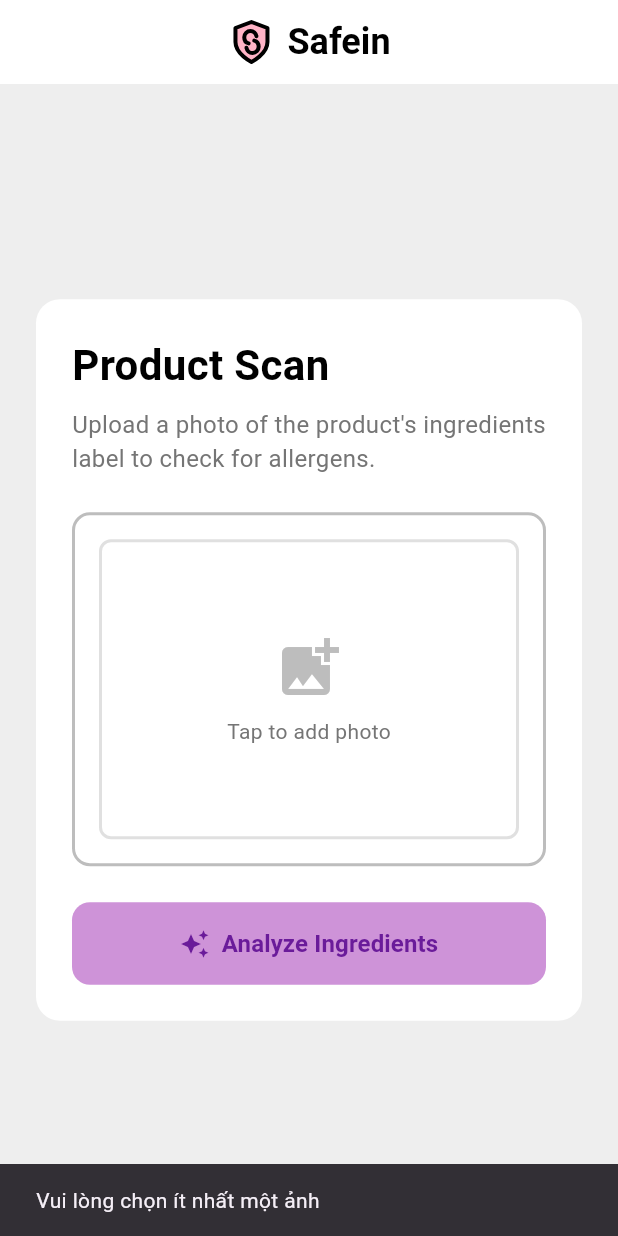
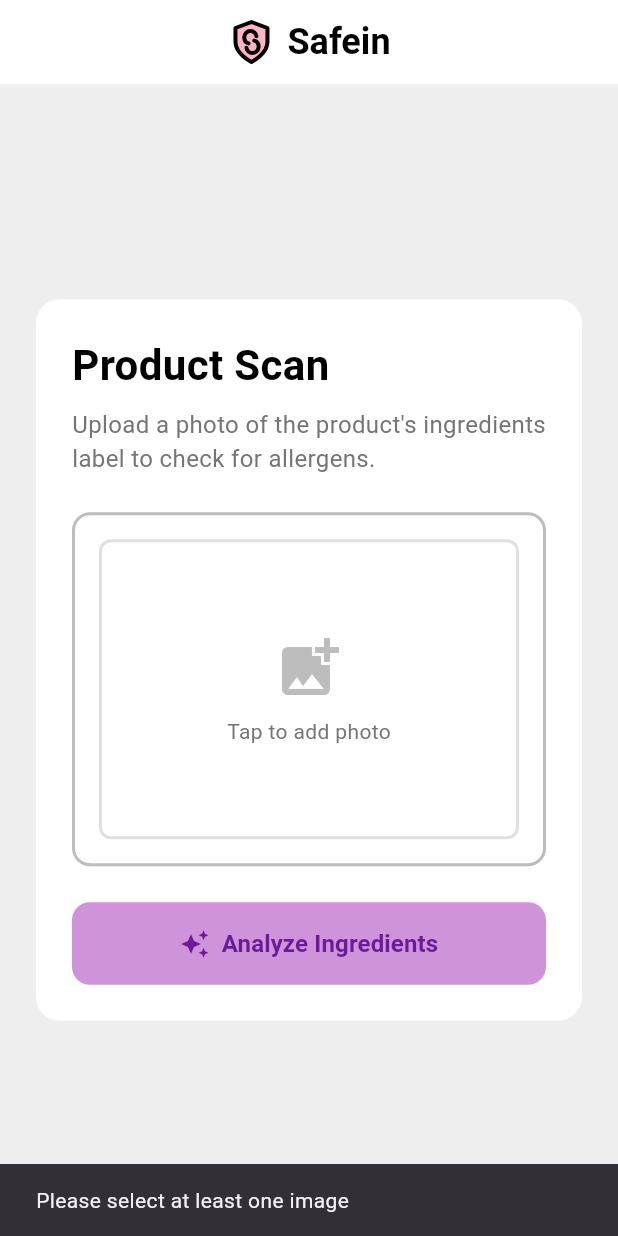
Before and after one commit to thiendh3/ventura_hackathon_2025, a Flutter app: the screen it shows after launch, after a tap on "Analyze Ingredients", on a phone screen of 412 x 824 dp. Run offline on Flutter 3.47's test engine with Material 3 defaults, Android fonts, the phone set to English and light mode, and no system bars; our stand-ins replace flutter_spinkit, flutter_svg, image_picker, supabase_flutter; accounts and stored records are empty.

Commit message:
:hammer: text

```diff
--- a/hackathon/lib/pantry.dart
+++ b/hackathon/lib/pantry.dart
@@ -43,7 +43,7 @@ class _PantryState extends State<Pantry> {
   Future<void> _analyzeIngredients() async {
     if (_selectedImages.isEmpty) {
       ScaffoldMessenger.of(context).showSnackBar(
-        const SnackBar(content: Text('Vui lòng chọn ít nhất một ảnh')),
+        const SnackBar(content: Text('Please select at least one image')),
       );
       return;
     }
@@ -61,7 +61,7 @@ class _PantryState extends State<Pantry> {
     });
 
     ScaffoldMessenger.of(context).showSnackBar(
-      const SnackBar(content: Text('Đã phân tích thành công!')),
+      const SnackBar(content: Text('Analyzed successfully!')),
     );
   }
 
@@ -93,7 +93,7 @@ class _PantryState extends State<Pantry> {
   // }
 
   Future<void> detectIngredientByImage(XFile image) async {
-    const String apiUrl = 'http://35.226.32.22:3000/api/v1/detect_ingredient/detect';
+    const String apiUrl = 'API_URL_IMAGE_DETECTION';
     var request = http.MultipartRequest('POST', Uri.parse(apiUrl));
     request.files.add(
       await http.MultipartFile.fromPath(
```
